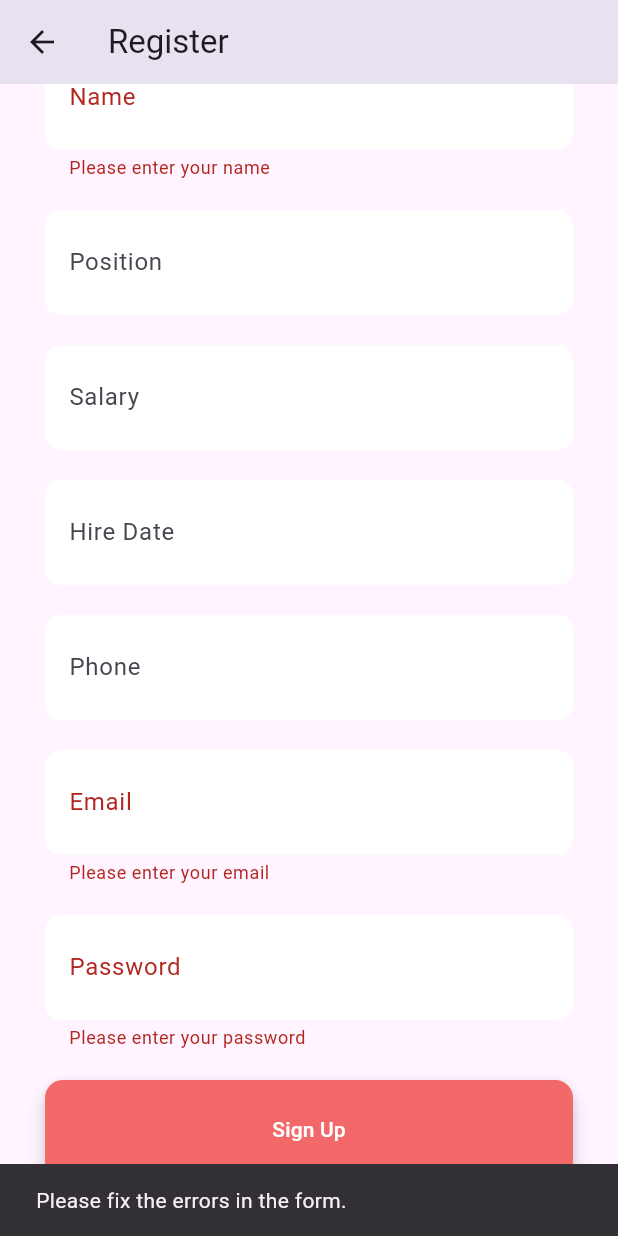
After one commit to ThantzinTun007/small-res-flutter, a Flutter app: the RegisterScreen screen opened directly, scrolled down 56 dp, after a tap on "Sign Up", on a phone screen of 412 x 824 dp. The commit adds this screen. Run offline on Flutter 3.47's test engine with Material 3 defaults, Android fonts, the phone set to English and light mode, and no system bars; missing offline and left inert: dart:ffi.

Commit message:
added register

```diff
--- a/lib/api/api.dart
+++ b/lib/api/api.dart
@@ -1,20 +1,67 @@
 import 'dart:convert';
-//dart convert for json
+import 'package:small_res/models/employee.model.dart';
 import 'package:small_res/models/menuItem.model.dart';
 import 'package:http/http.dart' as http;
 
 class Api {
-  static const _menuItemUrl = 'http://localhost:8080/api/res/menuitems';
+  static const apiUrl = 'http://localhost:8080/api/res';
 
-  Future<List<MenuItem>>getTrendingMovies() async {
+  Future<List<MenuItem>> getMenuItem() async {
+    final response = await http.get(Uri.parse('$apiUrl/menuitems'));
 
-    final response = await http.get(Uri.parse(_menuItemUrl));
+    if (response.statusCode == 200) {
+      final decodedData = json.decode(response.body) as List;
+      return decodedData
+          .map((menuItem) => MenuItem.fromJson(menuItem))
+          .toList();
+    } else {
+      throw Exception('Error in menuitem!');
+    }
+  }
 
-    if(response.statusCode == 200) {
-      final decodedData = json.decode(response.body)['results'] as List;
-      return decodedData.map((menuItem) => MenuItem.fromJson(menuItem)).toList();
-    }else {
-      throw Exception('Something happended');
+  Future<bool> registerEmployee(
+    String name,
+    String position,
+    double salary,
+    String hireDate,
+    String phone,
+    String email,
+    String password,
+    int role,
+  ) async {
+    final employee = await http.post(
+      Uri.parse('$apiUrl/register'),
+      headers: <String, String>{
+        'Content-Type': 'application/json',
+      },
+      body: jsonEncode(<String, dynamic>{
+        'name': name,
+        'position': position,
+        'salary': salary,
+        'hire_date': hireDate,
+        'phone': phone,
+        'email': email,
+        'password': password,
+        'role': role
+      }),
+    );
+
+    print('Response status: ${employee.statusCode}');
+    print('Response body: ${employee.body}');
+
+    return employee.statusCode == 200;
+  }
+
+  Future<List<Employee>> getAllEmployee() async {
+    final response = await http.get(Uri.parse('$apiUrl/employees'));
+
+    if (response.statusCode == 200) {
+      final decodedData = json.decode(response.body) as List;
+      return decodedData
+          .map((employee) => Employee.fromJson(employee))
+          .toList();
+    } else {
+      throw Exception('Error in Employee!');
     }
   }
 }
--- a/lib/models/employee.model.dart
+++ b/lib/models/employee.model.dart
@@ -1,14 +1,15 @@
 import 'dart:convert';
+import 'dart:ffi';
 
 class Employee {
   final int employeeId;
   final String name;
   final String position;
-  final double salary;
+  final Double salary;
   final DateTime hireDate;
   final String phone;
   final String email;
-  final int role;
+  final int role = 1;
   final String password;
 
   Employee({
@@ -19,7 +20,6 @@ class Employee {
     required this.hireDate,
     required this.phone,
     required this.email,
-    required this.role,
     required this.password,
   });
 
@@ -33,7 +33,6 @@ class Employee {
       hireDate: DateTime.parse(json['hire_date']), // Parses the date string into DateTime
       phone: json['phone'],
       email: json['email'],
-      role: json['role'],
       password: json['password'],
     );
   }
--- a/lib/res.dart
+++ b/lib/res.dart
@@ -1,4 +1,5 @@
 import 'package:flutter/material.dart';
+import 'package:small_res/screens/home_screen.dart';
 import 'package:small_res/screens/login_screen.dart';
 
 class Res extends StatefulWidget {
@@ -15,7 +16,7 @@ class _ResState extends State<Res> {
 
   @override
   Widget build(BuildContext context) {
-    Widget screenWidget = const LoginScreen();
+    Widget screenWidget = const HomeScreen();
 
     return screenWidget;
   }
--- a/lib/screens/login_screen.dart
+++ b/lib/screens/login_screen.dart
@@ -1,9 +1,8 @@
-import 'dart:ffi';
-
 import 'package:flutter/material.dart';
 import 'package:http/http.dart' as http;
 import 'dart:convert';
 import 'package:small_res/screens/home_screen.dart';
+import 'package:small_res/screens/register.dart';
 
 class LoginScreen extends StatefulWidget {
   const LoginScreen({super.key});
@@ -37,6 +36,7 @@ class _LoginScreenState extends State<LoginScreen> {
           'Content-Type': 'application/json',
         },
         body: json.encode({
+
           'email': email,
           'password': password,
         }),
@@ -73,7 +73,7 @@ class _LoginScreenState extends State<LoginScreen> {
   Future<void> registerScreen() {
     return Navigator.push(
       context,
-      MaterialPageRoute(builder: (context) => const HomeScreen()),
+      MaterialPageRoute(builder: (context) => const RegisterScreen()),
     ); //
   }
 
@@ -119,7 +119,7 @@ class _LoginScreenState extends State<LoginScreen> {
                     keyboardType: TextInputType.emailAddress,
                     decoration: InputDecoration(
                       labelText: 'Email',
-                      fillColor:const Color.fromARGB(255, 255, 255, 255),
+                      fillColor: const Color.fromARGB(255, 255, 255, 255),
                       filled: true,
                       border: OutlineInputBorder(
                           borderRadius: BorderRadius.circular(10),
@@ -145,7 +145,7 @@ class _LoginScreenState extends State<LoginScreen> {
                     style: const TextStyle(height: 2.4, color: Colors.black),
                     decoration: InputDecoration(
                       labelText: 'Password',
-                      fillColor:const Color.fromARGB(255, 255, 255, 255),
+                      fillColor: const Color.fromARGB(255, 255, 255, 255),
                       filled: true,
                       border: OutlineInputBorder(
                         borderRadius: BorderRadius.circular(10),
@@ -204,19 +204,25 @@ class _LoginScreenState extends State<LoginScreen> {
                       ),
                       elevation: WidgetStateProperty.all(5),
                     ),
-                    child: const Text('Elevated Button'),
+                    child: const Text('Sign In'),
                   )
                 ],
               ),
             ),
             const SizedBox(
-              height: 15,
+              height: 25,
             ),
-            TextButton(
-                onPressed: () {
-                  registerScreen();
-                },
-                child: const Text("Not a member? Register now")),
+            Row(
+              mainAxisAlignment: MainAxisAlignment.center,
+              children: [
+                const Text("Not a member?"),
+                TextButton(
+                    onPressed: () {
+                      registerScreen();
+                    },
+                    child: const Text(" Register now")),
+              ],
+            ),
           ],
         ),
       ),
--- /dev/null
+++ b/lib/screens/register.dart
@@ -0,0 +1,276 @@
+import 'package:flutter/material.dart';
+import 'package:small_res/api/api.dart';
+import 'package:small_res/screens/login_screen.dart';
+
+class RegisterScreen extends StatefulWidget {
+  const RegisterScreen({super.key});
+
+  @override
+  State<RegisterScreen> createState() {
+    return _RegisterScreenState();
+  }
+}
+
+class _RegisterScreenState extends State<RegisterScreen> {
+  final TextEditingController _nameController = TextEditingController();
+  final TextEditingController _positionController = TextEditingController();
+  final TextEditingController _salaryController = TextEditingController();
+  final TextEditingController _hiredateController = TextEditingController();
+  final TextEditingController _phoneController = TextEditingController();
+  final TextEditingController _emailController = TextEditingController();
+  final TextEditingController _passwordController = TextEditingController();
+  final int _role = 1;
+
+  final _formKey = GlobalKey<FormState>();
+
+  void register() async {
+    if (!_formKey.currentState!.validate()) {
+      // If the form is not valid, show a Snackbar with the error.
+      ScaffoldMessenger.of(context).showSnackBar(SnackBar(
+        content: Text('Please fix the errors in the form.'),
+      ));
+      return;
+    }
+
+    final name = _nameController.text;
+    final position = _positionController.text;
+    final salary = double.tryParse(_salaryController.text) ?? 0.0;
+    final hireDate =
+        DateTime.tryParse(_hiredateController.text) ?? DateTime.now();
+    final hireDateStr = hireDate.toIso8601String();
+    final phone = _phoneController.text;
+    final email = _emailController.text;
+    final password = _passwordController.text;
+
+    final isSuccess = await Api().registerEmployee(
+        name, position, salary, hireDateStr, phone, email, password, _role);
+
+    if (isSuccess) {
+      Navigator.push(
+        context,
+        MaterialPageRoute(builder: (context) => const LoginScreen()),
+      );
+    } else {
+      ScaffoldMessenger.of(context).showSnackBar(SnackBar(
+        content: Text('Register failed'),
+      ));
+    }
+  }
+
+  Future<void> login() {
+    return Navigator.push(
+      context,
+      MaterialPageRoute(
+        builder: (context) => const LoginScreen(),
+      ),
+    );
+  }
+
+  @override
+  Widget build(BuildContext context) {
+    return Scaffold(
+      appBar: AppBar(
+        title: const Text("Register"),
+      ),
+      backgroundColor: const Color.fromARGB(255, 255, 244, 255),
+      body: SingleChildScrollView(
+        child: Padding(
+          padding: const EdgeInsets.symmetric(horizontal: 30, vertical: 30),
+          child: Column(
+            crossAxisAlignment: CrossAxisAlignment.stretch,
+            children: [
+              Form(
+                key: _formKey,
+                child: Column(
+                  crossAxisAlignment: CrossAxisAlignment.stretch,
+                  children: [
+                    TextFormField(
+                      controller: _nameController,
+                      style: const TextStyle(height: 2.4, color: Colors.black),
+                      keyboardType: TextInputType.text,
+                      decoration: InputDecoration(
+                        labelText: 'Name',
+                        fillColor: const Color.fromARGB(255, 255, 255, 255),
+                        filled: true,
+                        border: OutlineInputBorder(
+                            borderRadius: BorderRadius.circular(10),
+                            borderSide: BorderSide.none),
+                      ),
+                      validator: (value) {
+                        if (value == null || value.isEmpty) {
+                          return 'Please enter your name';
+                        }
+                        return null;
+                      },
+                    ),
+                    const SizedBox(
+                      height: 20,
+                    ),
+                    TextFormField(
+                      controller: _positionController,
+                      style: const TextStyle(height: 2.4, color: Colors.black),
+                      keyboardType: TextInputType.text,
+                      decoration: InputDecoration(
+                        labelText: 'Position',
+                        fillColor: const Color.fromARGB(255, 255, 255, 255),
+                        filled: true,
+                        border: OutlineInputBorder(
+                            borderRadius: BorderRadius.circular(10),
+                            borderSide: BorderSide.none),
+                      ),
+                    ),
+                    const SizedBox(
+                      height: 20,
+                    ),
+                    TextFormField(
+                      controller: _salaryController,
+                      style: const TextStyle(height: 2.4, color: Colors.black),
+                      keyboardType: TextInputType.number,
+                      decoration: InputDecoration(
+                        labelText: 'Salary',
+                        fillColor: const Color.fromARGB(255, 255, 255, 255),
+                        filled: true,
+                        border: OutlineInputBorder(
+                            borderRadius: BorderRadius.circular(10),
+                            borderSide: BorderSide.none),
+                      ),
+                    ),
+                    const SizedBox(
+                      height: 20,
+                    ),
+                    TextFormField(
+                      controller: _hiredateController,
+                      style: const TextStyle(height: 2.4, color: Colors.black),
+                      keyboardType: TextInputType.datetime,
+                      decoration: InputDecoration(
+                        labelText: 'Hire Date',
+                        fillColor: const Color.fromARGB(255, 255, 255, 255),
+                        filled: true,
+                        border: OutlineInputBorder(
+                            borderRadius: BorderRadius.circular(10),
+                            borderSide: BorderSide.none),
+                      ),
+                    ),
+                    const SizedBox(
+                      height: 20,
+                    ),
+                    TextFormField(
+                      controller: _phoneController,
+                      style: const TextStyle(height: 2.4, color: Colors.black),
+                      keyboardType: TextInputType.text,
+                      decoration: InputDecoration(
+                        labelText: 'Phone',
+                        fillColor: const Color.fromARGB(255, 255, 255, 255),
+                        filled: true,
+                        border: OutlineInputBorder(
+                            borderRadius: BorderRadius.circular(10),
+                            borderSide: BorderSide.none),
+                      ),
+                    ),
+                    const SizedBox(
+                      height: 20,
+                    ),
+                    TextFormField(
+                      controller: _emailController,
+                      style: const TextStyle(height: 2.4, color: Colors.black),
+                      keyboardType: TextInputType.emailAddress,
+                      decoration: InputDecoration(
+                        labelText: 'Email',
+                        fillColor: const Color.fromARGB(255, 255, 255, 255),
+                        filled: true,
+                        border: OutlineInputBorder(
+                            borderRadius: BorderRadius.circular(10),
+                            borderSide: BorderSide.none),
+                      ),
+                      validator: (value) {
+                        if (value == null || value.isEmpty) {
+                          return 'Please enter your email';
+                        } else if (!RegExp(r'^[^@]+@[^@]+\.[^@]+')
+                            .hasMatch(value)) {
+                          return 'Please enter a valid email';
+                        }
+                        return null;
+                      },
+                    ),
+                    const SizedBox(
+                      height: 20,
+                    ),
+                    TextFormField(
+                      controller: _passwordController,
+                      keyboardType: TextInputType.text,
+                      obscureText: true,
+                      style: const TextStyle(height: 2.4, color: Colors.black),
+                      decoration: InputDecoration(
+                        labelText: 'Password',
+                        fillColor: const Color.fromARGB(255, 255, 255, 255),
+                        filled: true,
+                        border: OutlineInputBorder(
+                          borderRadius: BorderRadius.circular(10),
+                          borderSide: BorderSide.none,
+                        ),
+                      ),
+                      validator: (value) {
+                        if (value == null || value.isEmpty) {
+                          return 'Please enter your password';
+                        } else if (value.length < 6) {
+                          return 'Password must be at least 6 characters long';
+                        }
+                        return null;
+                      },
+                    ),
+                    const SizedBox(
+                      height: 20,
+                    ),
+                    ElevatedButton(
+                      onPressed: () {
+                        register();
+                      },
+                      style: ButtonStyle(
+                        backgroundColor: WidgetStateProperty.all(
+                            const Color.fromARGB(255, 243, 104, 104)),
+                        foregroundColor: WidgetStateProperty.all(Colors.white),
+                        overlayColor: WidgetStateProperty.resolveWith<Color?>(
+                          (Set<WidgetState> states) {
+                            if (states.contains(WidgetState.pressed)) {
+                              return const Color.fromARGB(255, 192, 87, 92);
+                            }
+                            return null; // Default color
+                          },
+                        ),
+                        padding: WidgetStateProperty.all(
+                          const EdgeInsets.symmetric(
+                              horizontal: 20, vertical: 23),
+                        ),
+                        shape: WidgetStateProperty.all(
+                          RoundedRectangleBorder(
+                            borderRadius: BorderRadius.circular(12),
+                          ),
+                        ),
+                        elevation: WidgetStateProperty.all(5),
+                      ),
+                      child: const Text('Sign Up'),
+                    )
+                  ],
+                ),
+              ),
+              const SizedBox(
+                height: 20,
+              ),
+              Row(
+                mainAxisAlignment: MainAxisAlignment.center,
+                children: [
+                  const Text("Already have an account"),
+                  TextButton(
+                      onPressed: () {
+                        login();
+                      },
+                      child: const Text("Login")),
+                ],
+              ),
+            ],
+          ),
+        ),
+      ),
+    );
+  }
+}
```
Also changed, not shown: lib/widgets/button_type.dart (deleted), lib/widgets/icon.dart (deleted).
